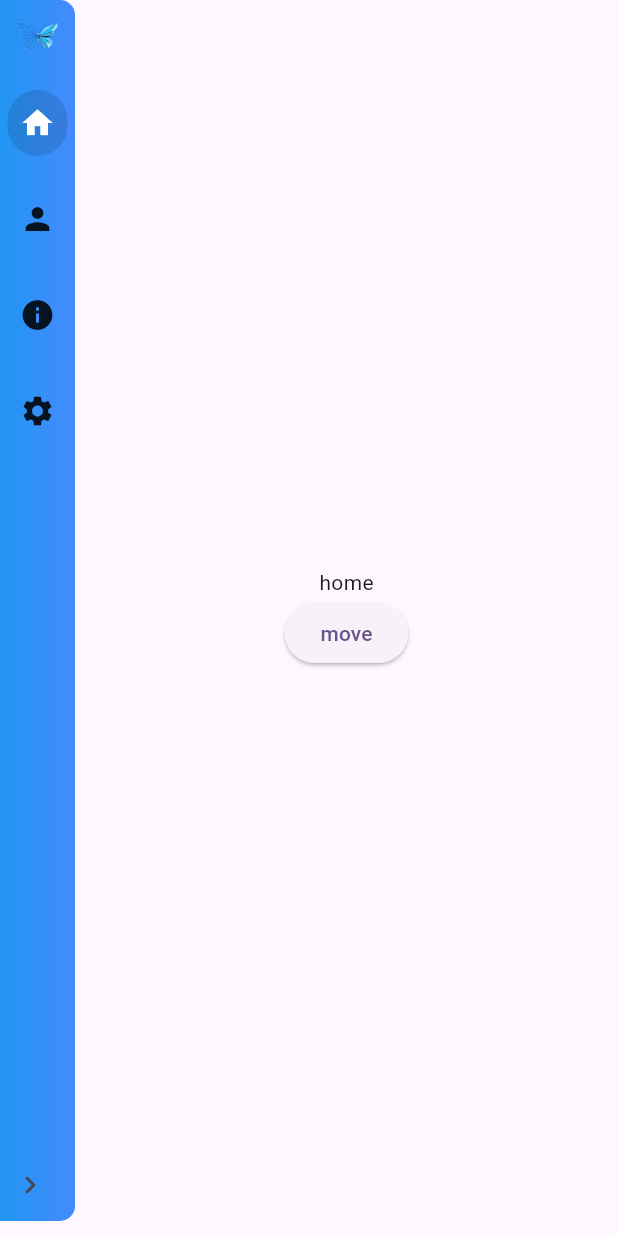
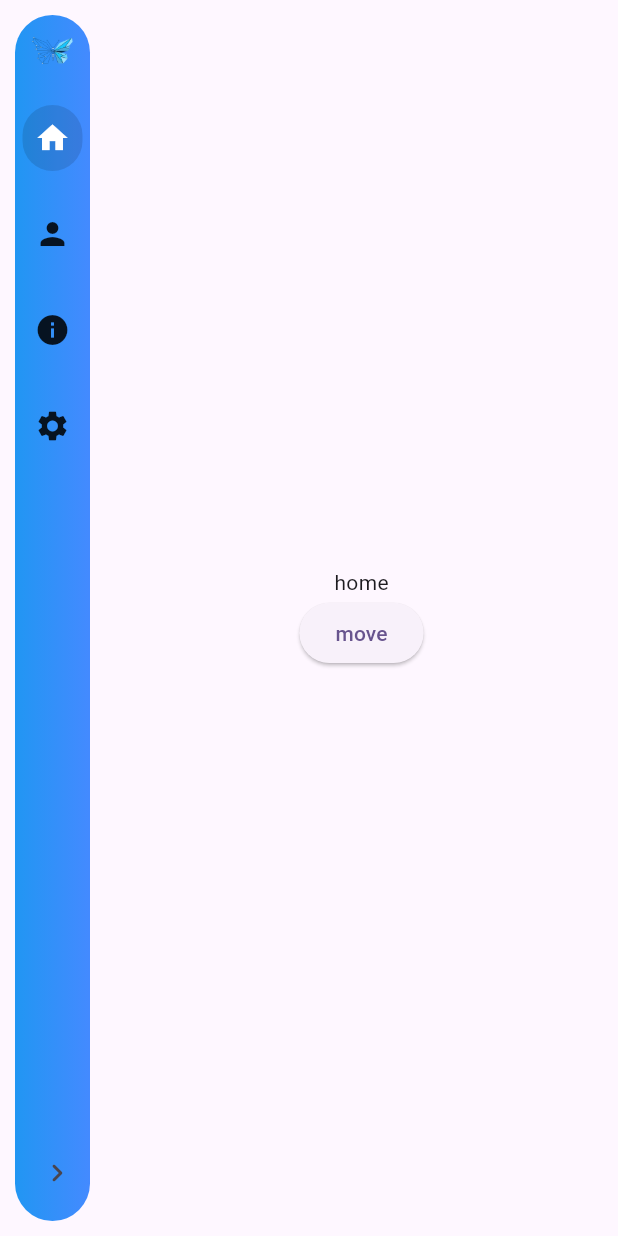
Before and after one commit to Ali-Mossa-Hub/Easy-Sidebar, a Flutter app: the screen it shows after launch, on a phone screen of 412 x 824 dp. Run offline on Flutter 3.47's test engine with Material 3 defaults, Android fonts, the phone set to English and light mode, and no system bars; our stand-ins replace flutter_bloc, get_it.

Commit message:
solve position and width of SidebarIconButton

```diff
--- a/example/lib/main.dart
+++ b/example/lib/main.dart
@@ -33,6 +33,8 @@ class MyHomePage extends StatelessWidget {
       curve: Curves.linear,
       mainPagesDuration: Duration(milliseconds: 350),
       sidebar: Sidebar(
+        borderRadius: BorderRadiusGeometry.circular(30),
+        sidebarMargin: EdgeInsetsDirectional.all(10),
         animation: SideBarAnimation.scale,
         minWidth: 50,
         topSidebar: Image.asset('assets/logo.png'),
--- a/lib/src/widgets/buttons/sidebar_icon_button.dart
+++ b/lib/src/widgets/buttons/sidebar_icon_button.dart
@@ -26,6 +26,8 @@ class SidebarIconButton extends StatelessWidget {
         mainAxisAlignment: .end,
         children: [
           Flexible(
+            child: Padding(
+              padding: const EdgeInsets.all(8.0),
               child: AnimatedSwitcher(
                 duration: mainPageScop.duration,
                 reverseDuration: mainPageScop.duration,
@@ -47,7 +49,7 @@ class SidebarIconButton extends StatelessWidget {
                 ),
               ),
             ),
-          const SizedBox(width: 10),
+          ),
         ],
       ),
       selector: (ChangeSidebarWidthState state) {
--- a/lib/src/widgets/sidebar/sidebar_widget/sidebar.dart
+++ b/lib/src/widgets/sidebar/sidebar_widget/sidebar.dart
@@ -41,7 +41,7 @@ class Sidebar extends StatelessWidget {
     this.sidebarIconButton,
     super.key,
   }) : assert(
-         (maxWidth != minWidth) || (maxWidth < minWidth),
+         ((maxWidth != minWidth) || (maxWidth < minWidth)) && (minWidth >= 50),
          'The width is not recommended',
        ),
        assert(
```
Lines whose indentation alone changed are shown as unchanged.
